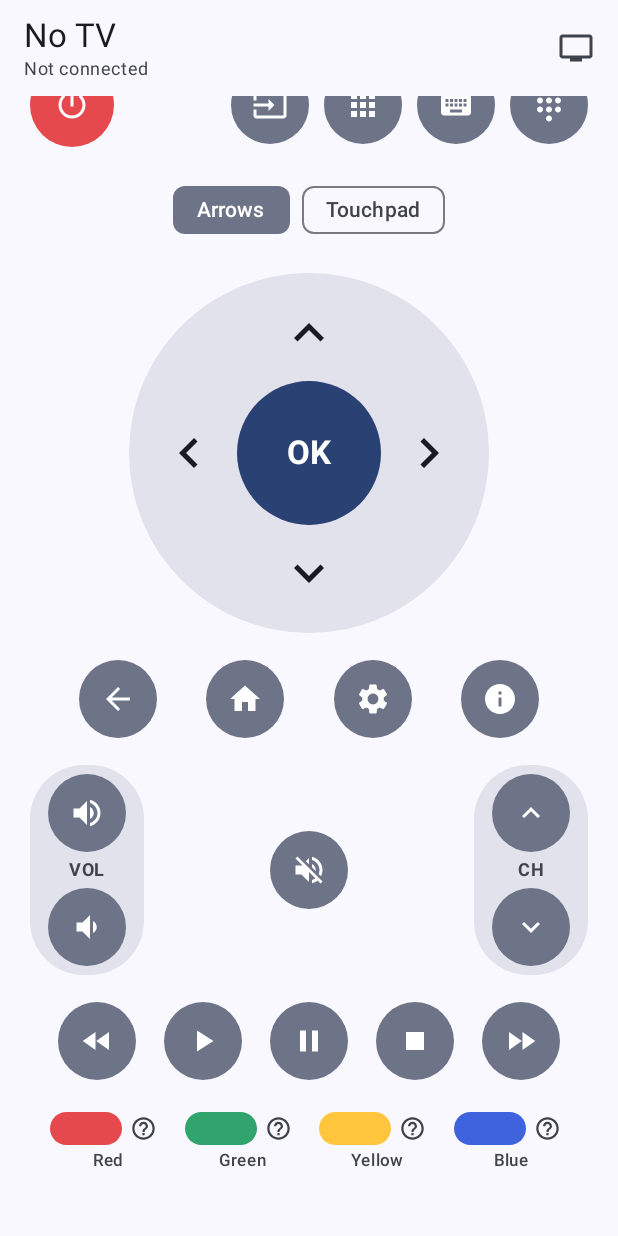
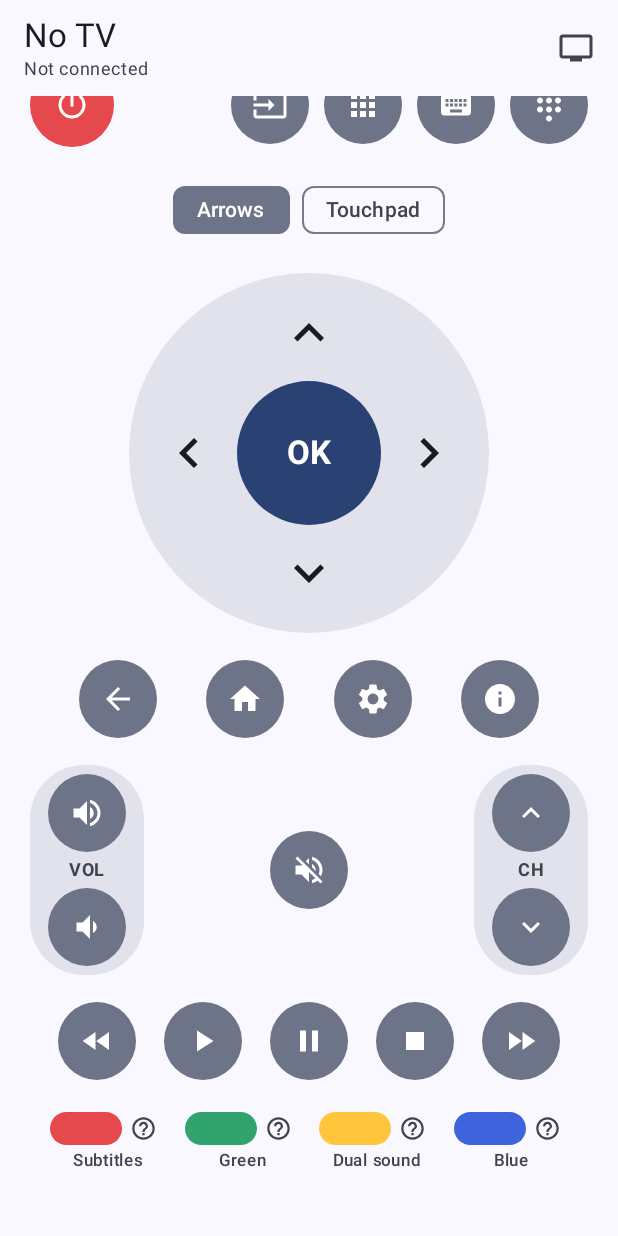
Before and after one commit to MrWengKB/SmartTVControl, an Android app built with Jetpack Compose: the composable RemoteScreen shown on its own in the app's theme, scrolled down 128 dp, on a phone screen of 412 x 824 dp. Run offline under Robolectric (Android 15) with nearby library versions, the phone set to English and light mode, and no system bars; network calls fail.

Commit message:
Label red/yellow with Live TV functions (Subtitles, Dual sound); release v0.1.8
Co-Authored-By: Claude Opus 5.5 <noreply@anthropic.com>
Claude-Session: https://claude.ai/code/session_01GecNZZRcVAhbKHFrH7e7xN

```diff
--- a/app/src/main/java/com/mrwengkb/weboscontrol/ui/RemoteScreen.kt
+++ b/app/src/main/java/com/mrwengkb/weboscontrol/ui/RemoteScreen.kt
@@ -319,9 +319,9 @@ fun RemoteKey(
  * buttons differently, which the ? next to each button explains.
  */
 private object LiveTvColorLabels {
-    val RED: String? = null
+    val RED: String? = "Subtitles"
     val GREEN: String? = null
-    val YELLOW: String? = null
+    val YELLOW: String? = "Dual sound"
     val BLUE: String? = null
 }
 
```
Also changed, not shown: 1 other file.
